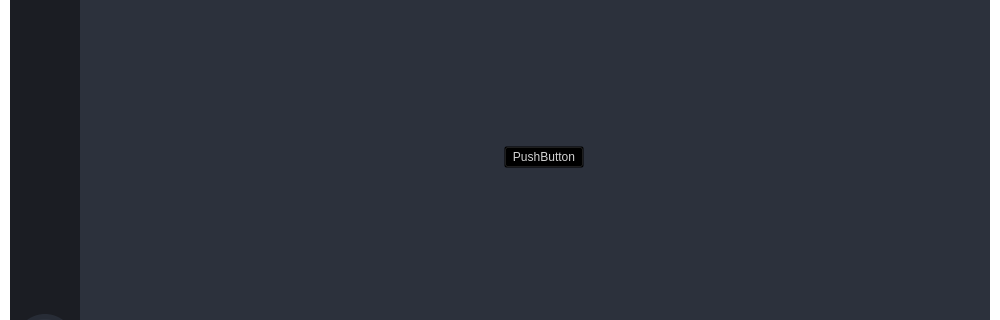
Before: the Qt Designer form GUI_BASE.ui in OLC-Bioinformatics/PoreSippR-GUI, drawn with Qt 5; both pictures show x 0 to 1000 and y 311 to 631 of the 1000 by 720 pixel window.
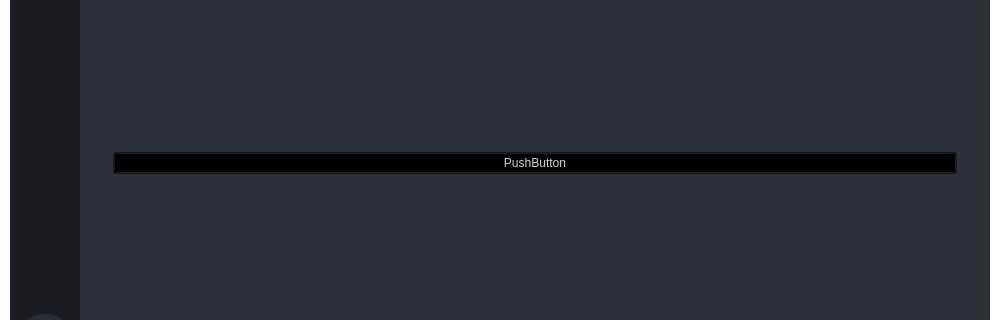
After: the same form once the commit is applied. The open tabs and pages were chosen to show the change. Icons and pictures are not drawn.

The edit to the form file:
```diff
--- a/GUI_BASE.ui
+++ b/GUI_BASE.ui
@@ -2026,19 +2026,15 @@
                           </layout>
                          </widget>
                          <widget class="QWidget" name="page_4">
+                          <layout class="QHBoxLayout" name="horizontalLayout_9">
+                           <item>
                           <widget class="QPushButton" name="pushButton">
-                           <property name="geometry">
-                            <rect>
-                             <x>400</x>
-                             <y>170</y>
-                             <width>80</width>
-                             <height>22</height>
-                            </rect>
-                           </property>
                            <property name="text">
                             <string>PushButton</string>
                            </property>
                           </widget>
+                           </item>
+                          </layout>
                          </widget>
                         </widget>
                        </item>
```
Left out of the diff: 3 changed lines with no effect on the pictures. Lines whose indentation alone changed are shown as unchanged.
